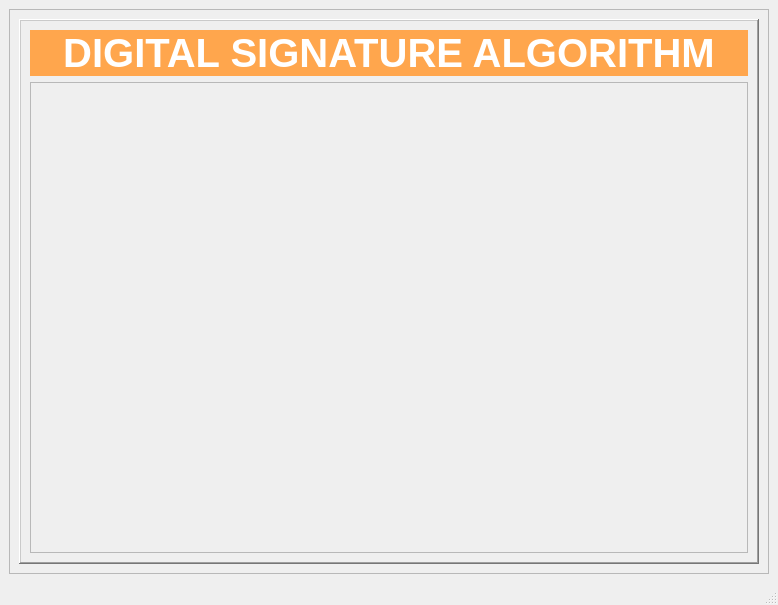
Above: Intro.ui from Rufaidah/Visualization-of-the-Digital-Signature-Process before the change. Below: the same form after it.
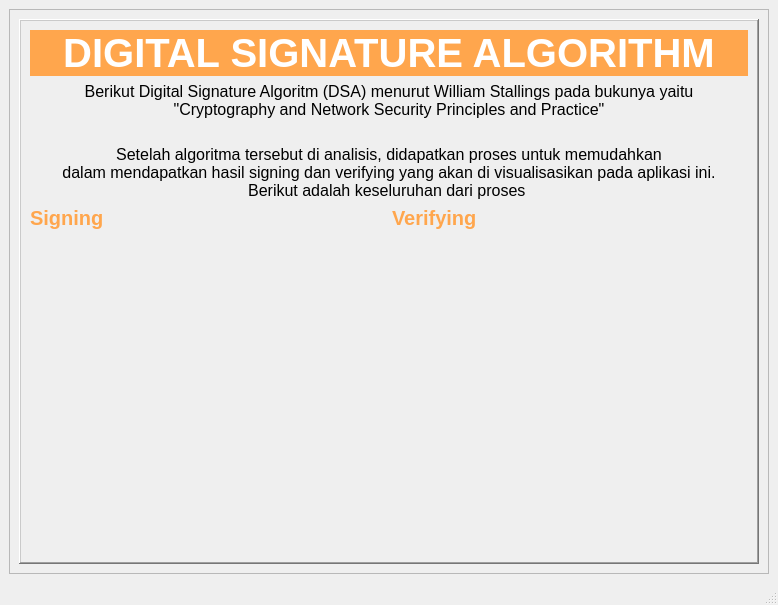
That is the form after the change.

```diff
--- a/Intro.ui
+++ b/Intro.ui
@@ -35,9 +35,9 @@
          <property name="frameShadow">
           <enum>QFrame::Raised</enum>
          </property>
-         <layout class="QGridLayout" name="gridLayout_3">
+         <layout class="QGridLayout" name="gridLayout_2">
           <item row="0" column="0">
-           <layout class="QVBoxLayout" name="verticalLayout_4">
+           <layout class="QVBoxLayout" name="verticalLayout_5">
             <item>
              <widget class="QLabel" name="signing">
               <property name="font">
@@ -66,30 +66,170 @@
              </widget>
             </item>
             <item>
-             <widget class="QScrollArea" name="scrollArea">
-              <property name="widgetResizable">
-               <bool>true</bool>
-              </property>
-              <widget class="QWidget" name="scrollAreaWidgetContents">
-               <property name="geometry">
-                <rect>
-                 <x>0</x>
-                 <y>0</y>
-                 <width>714</width>
-                 <height>422</height>
-                </rect>
-               </property>
-               <layout class="QGridLayout" name="gridLayout_2">
-                <item row="0" column="0">
-                 <widget class="QLabel" name="label">
-                  <property name="text">
-                   <string/>
-                  </property>
-                 </widget>
+             <layout class="QVBoxLayout" name="verticalLayout">
+              <item>
+               <widget class="QLabel" name="label">
+                <property name="font">
+                 <font>
+                  <pointsize>12</pointsize>
+                 </font>
+                </property>
+                <property name="text">
+                 <string>Berikut Digital Signature Algoritm (DSA) menurut William Stallings pada bukunya yaitu
+&quot;Cryptography and Network Security Principles and Practice&quot;</string>
+                </property>
+                <property name="alignment">
+                 <set>Qt::AlignCenter</set>
+                </property>
+               </widget>
+              </item>
+              <item>
+               <widget class="QLabel" name="label_digital_signature">
+                <property name="text">
+                 <string/>
+                </property>
+               </widget>
+              </item>
+             </layout>
+            </item>
+            <item>
+             <layout class="QVBoxLayout" name="verticalLayout_4">
+              <item>
+               <widget class="QLabel" name="label_2">
+                <property name="font">
+                 <font>
+                  <pointsize>12</pointsize>
+                 </font>
+                </property>
+                <property name="text">
+                 <string>Setelah algoritma tersebut di analisis, didapatkan proses untuk memudahkan
+dalam mendapatkan hasil signing dan verifying yang akan di visualisasikan pada aplikasi ini.
+Berikut adalah keseluruhan dari proses </string>
+                </property>
+                <property name="alignment">
+                 <set>Qt::AlignCenter</set>
+                </property>
+               </widget>
+              </item>
+              <item>
+               <layout class="QHBoxLayout" name="horizontalLayout">
+                <item>
+                 <layout class="QVBoxLayout" name="verticalLayout_2">
+                  <item>
+                   <widget class="QLabel" name="label_3">
+                    <property name="font">
+                     <font>
+                      <pointsize>15</pointsize>
+                      <weight>75</weight>
+                      <bold>true</bold>
+                     </font>
+                    </property>
+                    <property name="styleSheet">
+                     <string notr="true">color: rgb(255, 166, 77);</string>
+                    </property>
+                    <property name="text">
+                     <string>Signing</string>
+                    </property>
+                   </widget>
+                  </item>
+                  <item>
+                   <widget class="QLabel" name="label_signing">
+                    <property name="text">
+                     <string/>
+                    </property>
+                   </widget>
+                  </item>
+                 </layout>
+                </item>
+                <item>
+                 <layout class="QVBoxLayout" name="verticalLayout_3">
+                  <item>
+                   <widget class="QLabel" name="label_4">
+                    <property name="font">
+                     <font>
+                      <pointsize>15</pointsize>
+                      <weight>75</weight>
+                      <bold>true</bold>
+                     </font>
+                    </property>
+                    <property name="styleSheet">
+                     <string notr="true">color: rgb(255, 166, 77);</string>
+                    </property>
+                    <property name="text">
+                     <string>Verifying</string>
+                    </property>
+                   </widget>
+                  </item>
+                  <item>
+                   <widget class="QLabel" name="label_verifying">
+                    <property name="text">
+                     <string/>
+                    </property>
+                   </widget>
+                  </item>
+                 </layout>
                 </item>
                </layout>
-              </widget>
-             </widget>
+              </item>
+             </layout>
+            </item>
+            <item>
+             <spacer name="verticalSpacer">
+              <property name="orientation">
+               <enum>Qt::Vertical</enum>
+              </property>
+              <property name="sizeHint" stdset="0">
+               <size>
+                <width>20</width>
+                <height>40</height>
+               </size>
+              </property>
+             </spacer>
+            </item>
+            <item>
+             <layout class="QHBoxLayout" name="horizontalLayout_4">
+              <item>
+               <spacer name="horizontalSpacer_2">
+                <property name="orientation">
+                 <enum>Qt::Horizontal</enum>
+                </property>
+                <property name="sizeHint" stdset="0">
+                 <size>
+                  <width>40</width>
+                  <height>20</height>
+                 </size>
+                </property>
+               </spacer>
+              </item>
+              <item>
+               <widget class="QPushButton" name="btn_next">
+                <property name="font">
+                 <font>
+                  <weight>75</weight>
+                  <bold>true</bold>
+                 </font>
+                </property>
+                <property name="cursor">
+                 <cursorShape>SizeHorCursor</cursorShape>
+                </property>
+                <property name="styleSheet">
+                 <string notr="true"/>
+                </property>
+                <property name="text">
+                 <string/>
+                </property>
+                <property name="autoDefault">
+                 <bool>false</bool>
+                </property>
+                <property name="default">
+                 <bool>false</bool>
+                </property>
+                <property name="flat">
+                 <bool>true</bool>
+                </property>
+               </widget>
+              </item>
+             </layout>
             </item>
            </layout>
           </item>
```
